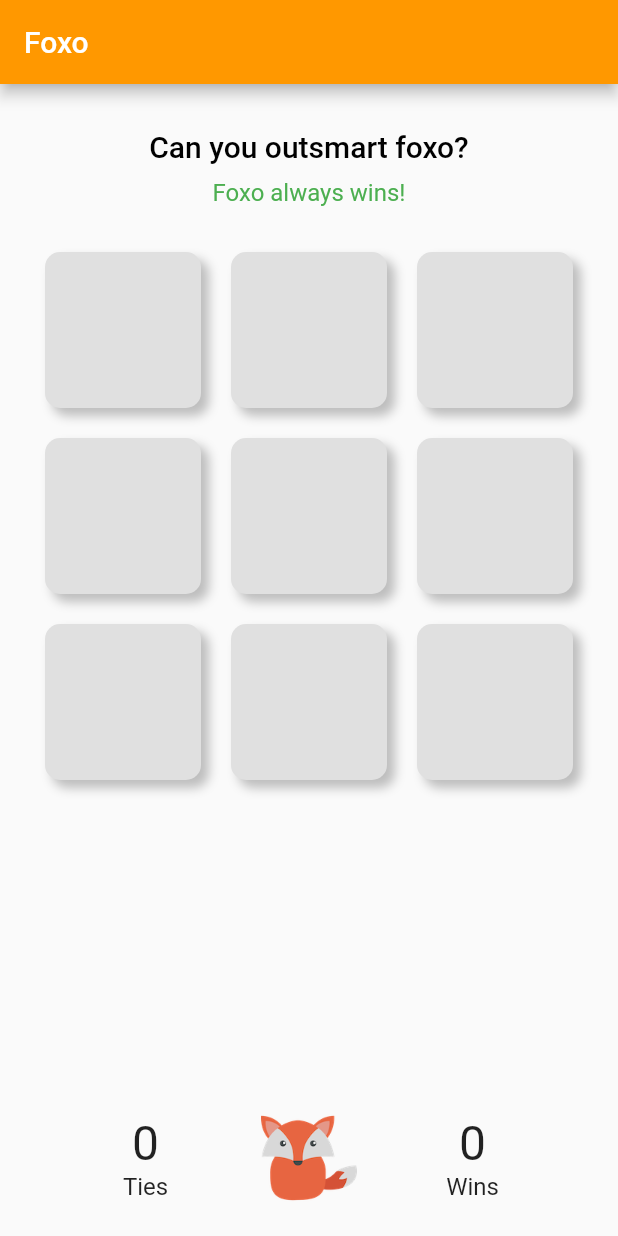
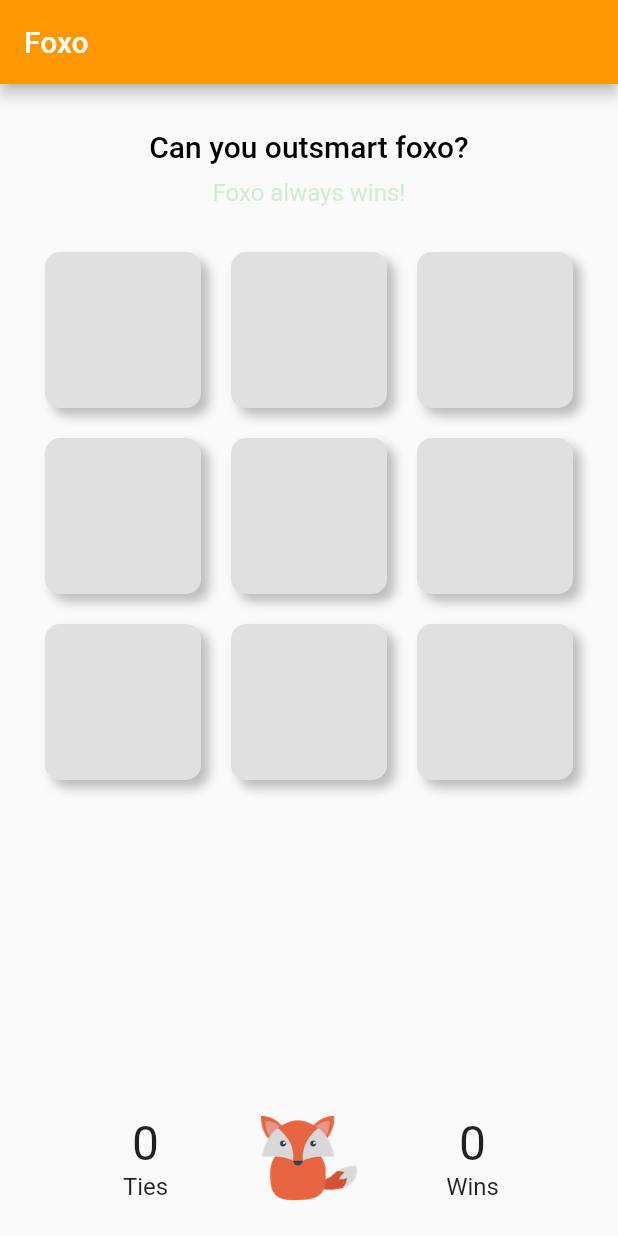
Before and after one commit to ScottBouloutian/foxo, a Flutter app: the first screen one second after launch, on a phone screen of 412 x 824 dp. Run offline on Flutter 3.47's test engine with Material 2 defaults, Android fonts, the phone set to English and light mode, and no system bars.

Commit message:
add message fade transition

```diff
--- a/lib/cell.dart
+++ b/lib/cell.dart
@@ -1,8 +1,33 @@
 import 'package:flutter/material.dart';
+import 'enums.dart';
 
-class Cell extends StatelessWidget {
+class Cell extends StatefulWidget {
+  Cell({
+    Key key,
+    this.type = CellType.empty,
+  }) : super(key: key);
+
+  final CellType type;
+
+  @override
+  _CellState createState() => _CellState();
+}
+
+class _CellState extends State<Cell> {
+  Widget buildImage() {
+    switch (widget.type) {
+      case CellType.empty:
+        return null;
+      case CellType.foxo:
+        return Image.asset('images/foxo.png');
+      case CellType.chick:
+        return Image.asset('images/chick.png');
+    }
+  }
+
   @override Widget build(BuildContext context) {
     return Container(
+      child: this.buildImage(),
       decoration: BoxDecoration(
         borderRadius: BorderRadius.all(
           Radius.circular(10),
@@ -16,6 +41,7 @@ class Cell extends StatelessWidget {
         ],
         color: Colors.grey[300],
       ),
+      padding: const EdgeInsets.all(8.0),
       height: 90.0,
       width: 90.0,
     );
--- /dev/null
+++ b/lib/enums.dart
@@ -0,0 +1,5 @@
+enum CellType {
+  empty,
+  foxo,
+  chick,
+}
--- a/lib/game_board.dart
+++ b/lib/game_board.dart
@@ -1,29 +1,13 @@
 import 'package:flutter/material.dart';
 import 'cell.dart';
-
-enum BoardState {
-  empty,
-  foxo,
-  player,
-}
+import 'enums.dart';
 
 class GameBoard extends StatefulWidget {
   GameBoard({
     Key key,
-    this.board = const [
-      BoardState.empty,
-      BoardState.empty,
-      BoardState.empty,
-      BoardState.empty,
-      BoardState.empty,
-      BoardState.empty,
-      BoardState.empty,
-      BoardState.empty,
-      BoardState.empty,
-    ],
   }) : super(key: key);
 
-  final List<BoardState> board;
+  final List<CellType> board = List.generate(9, (index) => CellType.empty);
 
   @override
   _GameBoardState createState() => _GameBoardState();
@@ -36,17 +20,17 @@ class _GameBoardState extends State<GameBoard> {
       child: Padding(
         child: GridView.count(
           crossAxisCount: 3,
-          children: List.generate(9, (index) {
-            return Container(
+          children: widget.board.asMap().map((index, cellType) {
+            return MapEntry(index, Container(
               child: GestureDetector(
                 onTap: () {
-                  print('onTap called. $index');
+                  this.setState(() => widget.board[index] = CellType.foxo);
                 },
-                child: Cell(),
+                child: Cell(type: cellType),
               ),
               padding: const EdgeInsets.all(10),
-            );
-          }),
+            ));
+          }).values.toList(),
         ),
         padding: EdgeInsets.symmetric(vertical: 20),
       ),
--- a/lib/home_page.dart
+++ b/lib/home_page.dart
@@ -33,7 +33,7 @@ class _HomePageState extends State<HomePage> {
                   ),
                 ),
                 Container(
-                  child: Image.asset('images/fox.png'),
+                  child: Image.asset('images/foxo.png'),
                   width: 64,
                 ),
                 Expanded(
--- a/lib/message.dart
+++ b/lib/message.dart
@@ -8,7 +8,8 @@ class Message extends StatefulWidget {
   MessageState createState() => MessageState();
 }
 
-class MessageState extends State<Message> {
+class MessageState extends State<Message> with TickerProviderStateMixin {
+  String message;
   final messages = [
     'No, you cannot.',
     'Foxo wins again!',
@@ -20,15 +21,27 @@ class MessageState extends State<Message> {
     'Foxo always wins!',
     'Minecraft has foxes too!',
   ];
-  String message;
+  Animation animation;
 
   MessageState() {
     final random = Random();
-    final index = random.nextInt(this.messages.length);
+    final index = random.nextInt(messages.length);
     message = messages[index];
   }
 
-  @override
+  initState() {
+    super.initState();
+    final controller = AnimationController(
+      duration: Duration(seconds: 2),
+      vsync: this,
+    );
+    animation = CurvedAnimation(
+      parent: controller,
+      curve: Curves.easeIn,
+    );
+    controller.forward();
+  }
+
   Widget build(BuildContext context) {
     return Column(
       mainAxisAlignment: MainAxisAlignment.center,
@@ -40,9 +53,12 @@ class MessageState extends State<Message> {
           ),
           padding: const EdgeInsets.symmetric(vertical: 10),
         ),
-        Text(
-          message,
-          style: Theme.of(context).textTheme.subhead,
+        FadeTransition(
+          child: Text(
+            message,
+            style: Theme.of(context).textTheme.subhead,
+          ),
+          opacity: animation,
         ),
       ],
     );
```
Also changed, not shown: images/foxo.png (renamed from images/fox.png).
